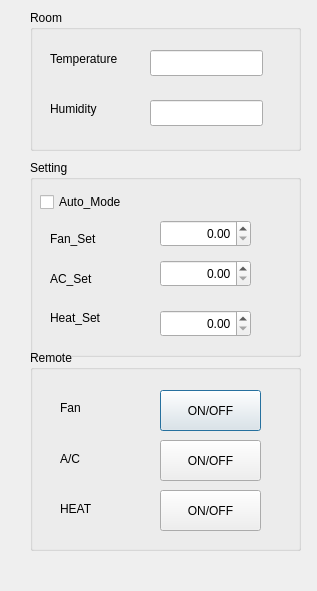
The window that src/GUI/study_env.ui (addinedu-ros-10th/iot-repo-2) describes before a commit, drawn with Qt 5.
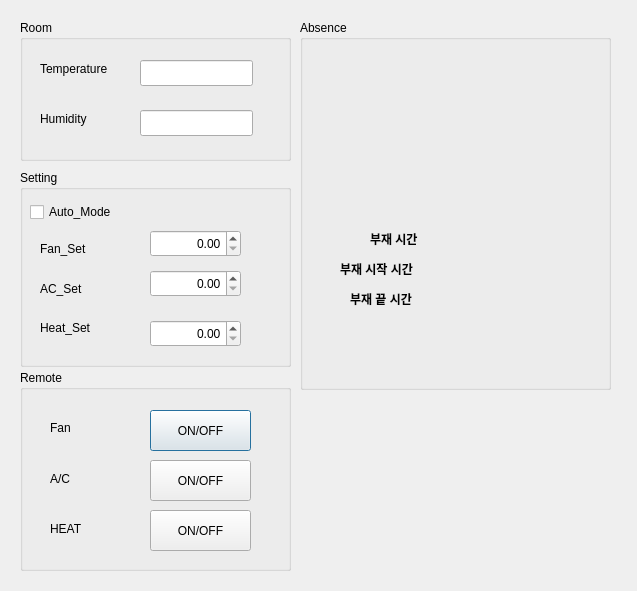
The same window after the commit.

Commit message: Add updated src folder

```diff
--- a/src/GUI/study_env.ui
+++ b/src/GUI/study_env.ui
@@ -6,7 +6,7 @@
    <rect>
     <x>0</x>
     <y>0</y>
-    <width>317</width>
+    <width>637</width>
     <height>591</height>
    </rect>
   </property>
@@ -16,8 +16,121 @@
   <widget class="QGroupBox" name="groupBox">
    <property name="geometry">
     <rect>
-     <x>30</x>
-     <y>10</y>
+     <x>300</x>
+     <y>20</y>
+     <width>311</width>
+     <height>370</height>
+    </rect>
+   </property>
+   <property name="title">
+    <string>Absence</string>
+   </property>
+   <widget class="QLabel" name="label__time_3">
+    <property name="geometry">
+     <rect>
+      <x>160</x>
+      <y>270</y>
+      <width>121</width>
+      <height>20</height>
+     </rect>
+    </property>
+    <property name="text">
+     <string/>
+    </property>
+   </widget>
+   <widget class="QLabel" name="label_4">
+    <property name="geometry">
+     <rect>
+      <x>50</x>
+      <y>270</y>
+      <width>81</width>
+      <height>18</height>
+     </rect>
+    </property>
+    <property name="text">
+     <string>&lt;html&gt;&lt;head/&gt;&lt;body&gt;&lt;p&gt;&lt;span style=&quot; font-weight:700;&quot;&gt;부재 끝 시간&lt;/span&gt;&lt;/p&gt;&lt;/body&gt;&lt;/html&gt;</string>
+    </property>
+    <property name="textFormat">
+     <enum>Qt::AutoText</enum>
+    </property>
+   </widget>
+   <widget class="QLabel" name="label_3">
+    <property name="geometry">
+     <rect>
+      <x>40</x>
+      <y>240</y>
+      <width>101</width>
+      <height>18</height>
+     </rect>
+    </property>
+    <property name="text">
+     <string>&lt;html&gt;&lt;head/&gt;&lt;body&gt;&lt;p&gt;&lt;span style=&quot; font-weight:700;&quot;&gt;부재 시작 시간&lt;/span&gt;&lt;/p&gt;&lt;/body&gt;&lt;/html&gt;</string>
+    </property>
+    <property name="textFormat">
+     <enum>Qt::AutoText</enum>
+    </property>
+   </widget>
+   <widget class="QLabel" name="label__time_2">
+    <property name="geometry">
+     <rect>
+      <x>160</x>
+      <y>240</y>
+      <width>121</width>
+      <height>20</height>
+     </rect>
+    </property>
+    <property name="text">
+     <string/>
+    </property>
+   </widget>
+   <widget class="QLabel" name="label">
+    <property name="geometry">
+     <rect>
+      <x>70</x>
+      <y>210</y>
+      <width>66</width>
+      <height>18</height>
+     </rect>
+    </property>
+    <property name="text">
+     <string>&lt;html&gt;&lt;head/&gt;&lt;body&gt;&lt;p&gt;&lt;span style=&quot; font-weight:700;&quot;&gt;부재 시간&lt;/span&gt;&lt;/p&gt;&lt;/body&gt;&lt;/html&gt;</string>
+    </property>
+    <property name="textFormat">
+     <enum>Qt::AutoText</enum>
+    </property>
+   </widget>
+   <widget class="QLabel" name="label__time">
+    <property name="geometry">
+     <rect>
+      <x>160</x>
+      <y>210</y>
+      <width>81</width>
+      <height>20</height>
+     </rect>
+    </property>
+    <property name="text">
+     <string/>
+    </property>
+   </widget>
+   <widget class="QLabel" name="label_2">
+    <property name="geometry">
+     <rect>
+      <x>50</x>
+      <y>60</y>
+      <width>211</width>
+      <height>91</height>
+     </rect>
+    </property>
+    <property name="text">
+     <string>&lt;html&gt;&lt;head/&gt;&lt;body&gt;&lt;p&gt;&lt;br/&gt;&lt;/p&gt;&lt;/body&gt;&lt;/html&gt;</string>
+    </property>
+   </widget>
+  </widget>
+  <widget class="QGroupBox" name="groupBox_2">
+   <property name="geometry">
+    <rect>
+     <x>20</x>
+     <y>20</y>
      <width>271</width>
      <height>141</height>
     </rect>
@@ -64,7 +177,7 @@
      <string>Temperature</string>
     </property>
    </widget>
-   <widget class="QLabel" name="label_2">
+   <widget class="QLabel" name="label_6">
     <property name="geometry">
      <rect>
       <x>20</x>
@@ -81,8 +194,8 @@
   <widget class="QGroupBox" name="groupBox_2">
    <property name="geometry">
     <rect>
-     <x>30</x>
-     <y>350</y>
+     <x>20</x>
+     <y>370</y>
      <width>271</width>
      <height>201</height>
     </rect>
@@ -90,7 +203,7 @@
    <property name="title">
     <string>Remote</string>
    </property>
-   <widget class="QLabel" name="label_3">
+   <widget class="QLabel" name="label_7">
     <property name="geometry">
      <rect>
       <x>30</x>
@@ -129,7 +242,7 @@
      <string>ON/OFF</string>
     </property>
    </widget>
-   <widget class="QLabel" name="label_4">
+   <widget class="QLabel" name="label_8">
     <property name="geometry">
      <rect>
       <x>30</x>
@@ -155,7 +268,7 @@
      <string>ON/OFF</string>
     </property>
    </widget>
-   <widget class="QLabel" name="label_5">
+   <widget class="QLabel" name="label_9">
     <property name="geometry">
      <rect>
       <x>30</x>
@@ -169,11 +282,11 @@
     </property>
    </widget>
   </widget>
-  <widget class="QGroupBox" name="groupBox_3">
+  <widget class="QGroupBox" name="groupBox_4">
    <property name="geometry">
     <rect>
-     <x>30</x>
-     <y>160</y>
+     <x>20</x>
+     <y>170</y>
      <width>271</width>
      <height>197</height>
     </rect>
@@ -233,7 +346,7 @@
      <set>Qt::AlignRight|Qt::AlignTrailing|Qt::AlignVCenter</set>
     </property>
    </widget>
-   <widget class="QLabel" name="label_6">
+   <widget class="QLabel" name="label_10">
     <property name="geometry">
      <rect>
       <x>20</x>
@@ -246,7 +359,7 @@
      <string>Fan_Set</string>
     </property>
    </widget>
-   <widget class="QLabel" name="label_7">
+   <widget class="QLabel" name="label_11">
     <property name="geometry">
      <rect>
       <x>20</x>
@@ -259,7 +372,7 @@
      <string>AC_Set</string>
     </property>
    </widget>
-   <widget class="QLabel" name="label_8">
+   <widget class="QLabel" name="label_12">
     <property name="geometry">
      <rect>
       <x>20</x>
```
Left out of the diff: 4 changed lines with no effect on the pictures. The commit also changes 1 other file.
